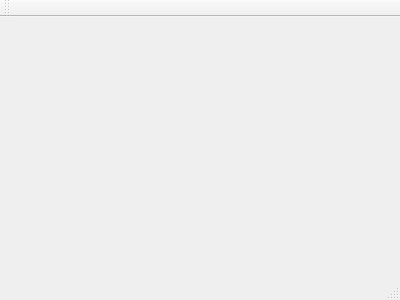
Before: the Qt Designer form mainwindow.ui in SamuelSMueller/ProjectPoker, drawn with Qt 5.
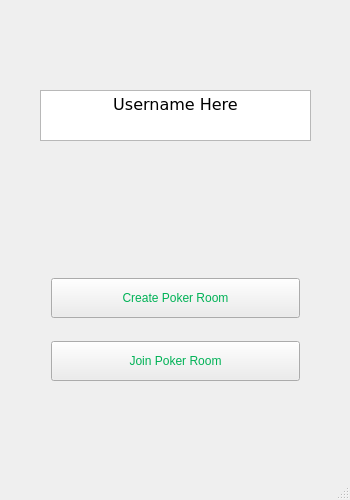
After: the same form once the commit is applied.

Commit message: Second commit, mainwindow ui added, two buttons and username

```diff
--- a/mainwindow.ui
+++ b/mainwindow.ui
@@ -1,24 +1,258 @@
 <ui version="4.0">
  <class>MainWindow</class>
- <widget class="QMainWindow" name="MainWindow" >
-  <property name="geometry" >
+ <widget class="QMainWindow" name="MainWindow">
+  <property name="geometry">
    <rect>
     <x>0</x>
     <y>0</y>
-    <width>400</width>
-    <height>300</height>
+    <width>350</width>
+    <height>500</height>
    </rect>
   </property>
-  <property name="windowTitle" >
+  <property name="minimumSize">
+   <size>
+    <width>350</width>
+    <height>500</height>
+   </size>
+  </property>
+  <property name="maximumSize">
+   <size>
+    <width>350</width>
+    <height>500</height>
+   </size>
+  </property>
+  <property name="palette">
+   <palette>
+    <active>
+     <colorrole role="WindowText">
+      <brush brushstyle="SolidPattern">
+       <color alpha="255">
+        <red>255</red>
+        <green>255</green>
+        <blue>255</blue>
+       </color>
+      </brush>
+     </colorrole>
+     <colorrole role="Button">
+      <brush brushstyle="SolidPattern">
+       <color alpha="255">
+        <red>236</red>
+        <green>236</green>
+        <blue>236</blue>
+       </color>
+      </brush>
+     </colorrole>
+     <colorrole role="BrightText">
+      <brush brushstyle="SolidPattern">
+       <color alpha="255">
+        <red>0</red>
+        <green>0</green>
+        <blue>0</blue>
+       </color>
+      </brush>
+     </colorrole>
+     <colorrole role="ButtonText">
+      <brush brushstyle="SolidPattern">
+       <color alpha="255">
+        <red>0</red>
+        <green>178</green>
+        <blue>86</blue>
+       </color>
+      </brush>
+     </colorrole>
+    </active>
+    <inactive>
+     <colorrole role="WindowText">
+      <brush brushstyle="SolidPattern">
+       <color alpha="255">
+        <red>255</red>
+        <green>255</green>
+        <blue>255</blue>
+       </color>
+      </brush>
+     </colorrole>
+     <colorrole role="Button">
+      <brush brushstyle="SolidPattern">
+       <color alpha="255">
+        <red>236</red>
+        <green>236</green>
+        <blue>236</blue>
+       </color>
+      </brush>
+     </colorrole>
+     <colorrole role="BrightText">
+      <brush brushstyle="SolidPattern">
+       <color alpha="255">
+        <red>0</red>
+        <green>0</green>
+        <blue>0</blue>
+       </color>
+      </brush>
+     </colorrole>
+     <colorrole role="ButtonText">
+      <brush brushstyle="SolidPattern">
+       <color alpha="255">
+        <red>0</red>
+        <green>178</green>
+        <blue>86</blue>
+       </color>
+      </brush>
+     </colorrole>
+    </inactive>
+    <disabled>
+     <colorrole role="WindowText">
+      <brush brushstyle="SolidPattern">
+       <color alpha="255">
+        <red>120</red>
+        <green>120</green>
+        <blue>120</blue>
+       </color>
+      </brush>
+     </colorrole>
+     <colorrole role="Button">
+      <brush brushstyle="SolidPattern">
+       <color alpha="255">
+        <red>236</red>
+        <green>236</green>
+        <blue>236</blue>
+       </color>
+      </brush>
+     </colorrole>
+     <colorrole role="BrightText">
+      <brush brushstyle="SolidPattern">
+       <color alpha="255">
+        <red>0</red>
+        <green>0</green>
+        <blue>0</blue>
+       </color>
+      </brush>
+     </colorrole>
+     <colorrole role="ButtonText">
+      <brush brushstyle="SolidPattern">
+       <color alpha="255">
+        <red>120</red>
+        <green>120</green>
+        <blue>120</blue>
+       </color>
+      </brush>
+     </colorrole>
+    </disabled>
+   </palette>
+  </property>
+  <property name="windowTitle">
    <string>MainWindow</string>
   </property>
-  <widget class="QMenuBar" name="menuBar" />
-  <widget class="QToolBar" name="mainToolBar" />
-  <widget class="QWidget" name="centralWidget" />
-  <widget class="QStatusBar" name="statusBar" />
+  <widget class="QWidget" name="centralWidget">
+   <widget class="QTextEdit" name="textEdit">
+    <property name="geometry">
+     <rect>
+      <x>40</x>
+      <y>90</y>
+      <width>271</width>
+      <height>51</height>
+     </rect>
+    </property>
+    <property name="palette">
+     <palette>
+      <active>
+       <colorrole role="WindowText">
+        <brush brushstyle="SolidPattern">
+         <color alpha="255">
+          <red>0</red>
+          <green>0</green>
+          <blue>0</blue>
+         </color>
+        </brush>
+       </colorrole>
+      </active>
+      <inactive>
+       <colorrole role="WindowText">
+        <brush brushstyle="SolidPattern">
+         <color alpha="255">
+          <red>0</red>
+          <green>0</green>
+          <blue>0</blue>
+         </color>
+        </brush>
+       </colorrole>
+      </inactive>
+      <disabled>
+       <colorrole role="WindowText">
+        <brush brushstyle="SolidPattern">
+         <color alpha="255">
+          <red>120</red>
+          <green>120</green>
+          <blue>120</blue>
+         </color>
+        </brush>
+       </colorrole>
+      </disabled>
+     </palette>
+    </property>
+    <property name="font">
+     <font>
+      <family>Verdana</family>
+     </font>
+    </property>
+    <property name="autoFillBackground">
+     <bool>false</bool>
+    </property>
+    <property name="verticalScrollBarPolicy">
+     <enum>Qt::ScrollBarAlwaysOff</enum>
+    </property>
+    <property name="sizeAdjustPolicy">
+     <enum>QAbstractScrollArea::AdjustToContentsOnFirstShow</enum>
+    </property>
+    <property name="html">
+     <string>&lt;!DOCTYPE HTML PUBLIC &quot;-//W3C//DTD HTML 4.0//EN&quot; &quot;http://www.w3.org/TR/REC-html40/strict.dtd&quot;&gt;
+&lt;html&gt;&lt;head&gt;&lt;meta name=&quot;qrichtext&quot; content=&quot;1&quot; /&gt;&lt;style type=&quot;text/css&quot;&gt;
+p, li { white-space: pre-wrap; }
+&lt;/style&gt;&lt;/head&gt;&lt;body style=&quot; font-family:'Verdana'; font-size:8.14286pt; font-weight:400; font-style:normal;&quot;&gt;
+&lt;p align=&quot;center&quot; style=&quot; margin-top:0px; margin-bottom:0px; margin-left:0px; margin-right:0px; -qt-block-indent:0; text-indent:0px;&quot;&gt;&lt;span style=&quot; font-family:'MS Shell Dlg 2'; font-size:12pt;&quot;&gt;Username Here&lt;/span&gt;&lt;/p&gt;&lt;/body&gt;&lt;/html&gt;</string>
+    </property>
+   </widget>
+   <widget class="QWidget" name="">
+    <property name="geometry">
+     <rect>
+      <x>40</x>
+      <y>250</y>
+      <width>271</width>
+      <height>161</height>
+     </rect>
+    </property>
+    <layout class="QVBoxLayout" name="verticalLayout">
+     <item>
+      <widget class="QPushButton" name="pushButton">
+       <property name="minimumSize">
+        <size>
+         <width>120</width>
+         <height>40</height>
+        </size>
+       </property>
+       <property name="text">
+        <string>Create Poker Room</string>
+       </property>
+      </widget>
+     </item>
+     <item>
+      <widget class="QPushButton" name="pushButton_2">
+       <property name="minimumSize">
+        <size>
+         <width>120</width>
+         <height>40</height>
+        </size>
+       </property>
+       <property name="text">
+        <string>Join Poker Room</string>
+       </property>
+      </widget>
+     </item>
+    </layout>
+   </widget>
+  </widget>
+  <widget class="QStatusBar" name="statusBar"/>
  </widget>
- <layoutDefault spacing="6" margin="11" />
- <pixmapfunction></pixmapfunction>
+ <layoutdefault spacing="6" margin="11"/>
  <resources/>
  <connections/>
 </ui>
```
Left out of the diff: 1 changed line with no effect on the pictures. The commit also changes 2 other files.
